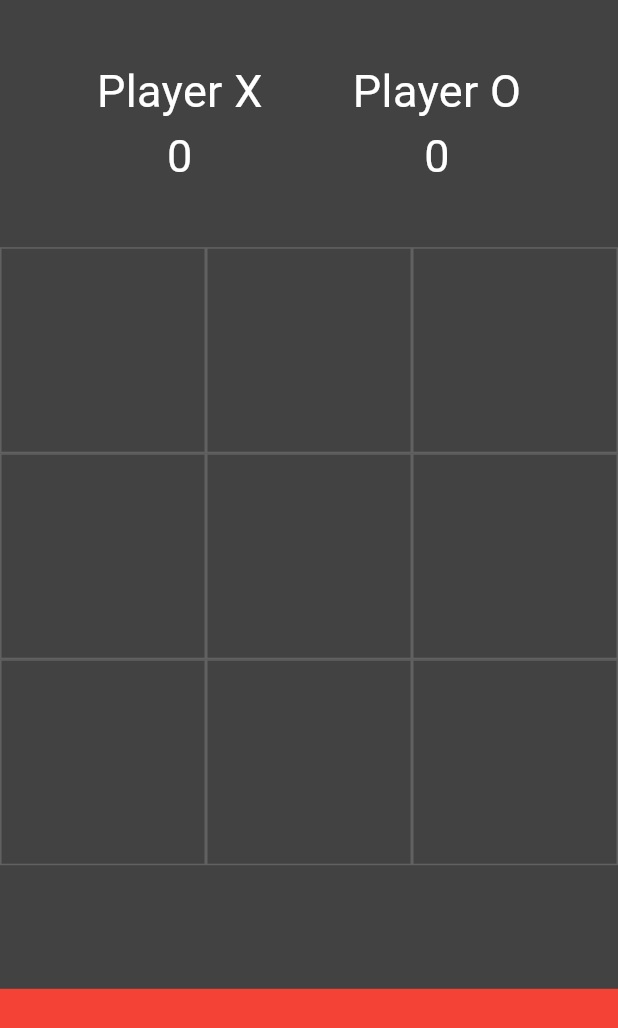
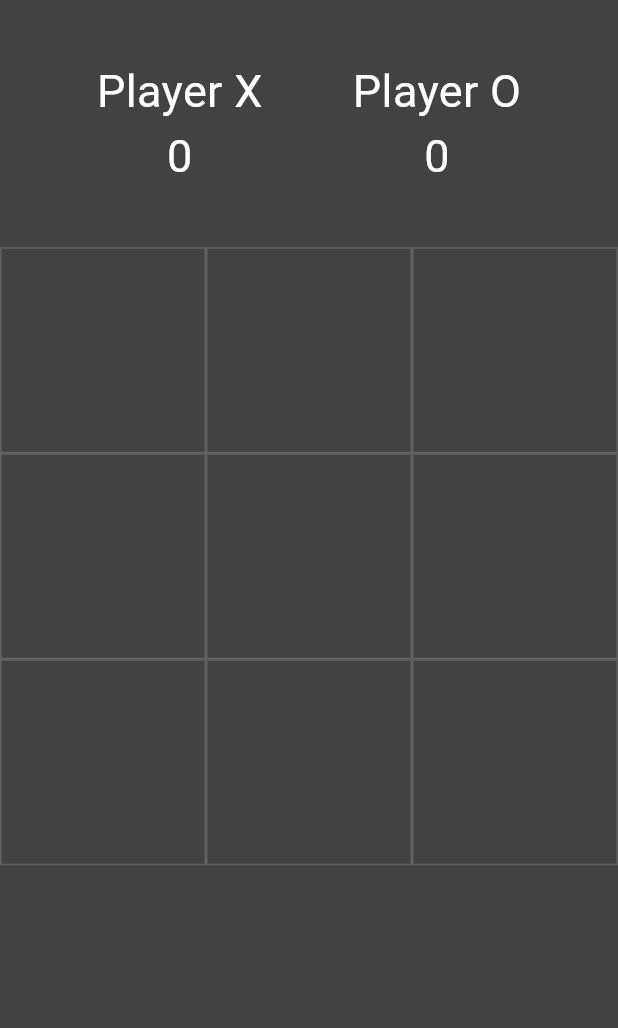
Before and after one commit to ArnabC27/tictactoe_flutter, a Flutter app: the screen it shows after launch, on a phone screen of 412 x 824 dp. Shown: the top 1028 px of the screen. Run offline on Flutter 3.47's test engine with Material 3 defaults, Android fonts, the phone set to English and light mode, and no system bars.

Commit message:
12.03.2024

```diff
--- a/lib/main.dart
+++ b/lib/main.dart
@@ -31,6 +31,7 @@ class _HomePageState extends State<HomePage> {
   var myTextStyle = TextStyle(color: Colors.white, fontSize: 30);
   int XWin = 0;
   int OWin = 0;
+  int filledBoxes = 0;
 
   @override
   Widget build(BuildContext context) {
@@ -106,7 +107,7 @@ class _HomePageState extends State<HomePage> {
           ),
           Expanded(
             child: Container(
-              color: Colors.red,
+
             ),
           ),
         ],
@@ -115,6 +116,7 @@ class _HomePageState extends State<HomePage> {
   }
 
   void _tapped(int index) {
+    filledBoxes++;
     setState(() {
       if (OTurn && displayXO[index] == '') {
         displayXO[index] = 'O';
```
